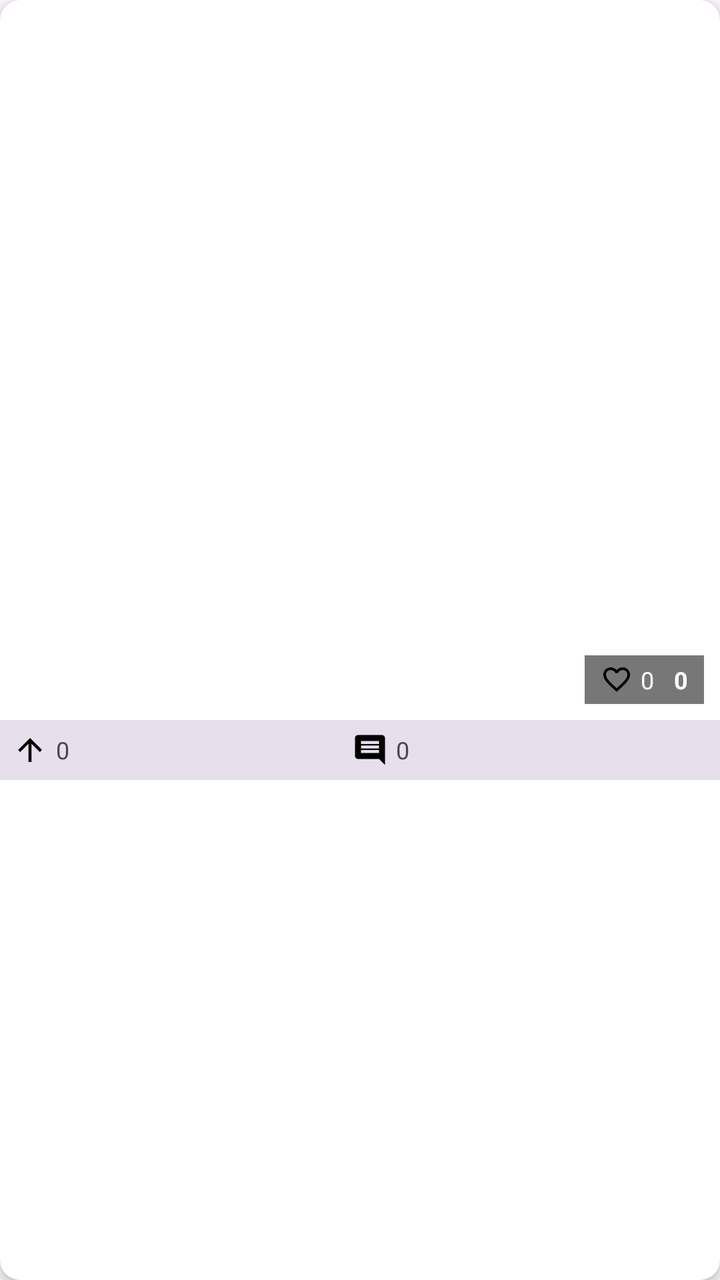
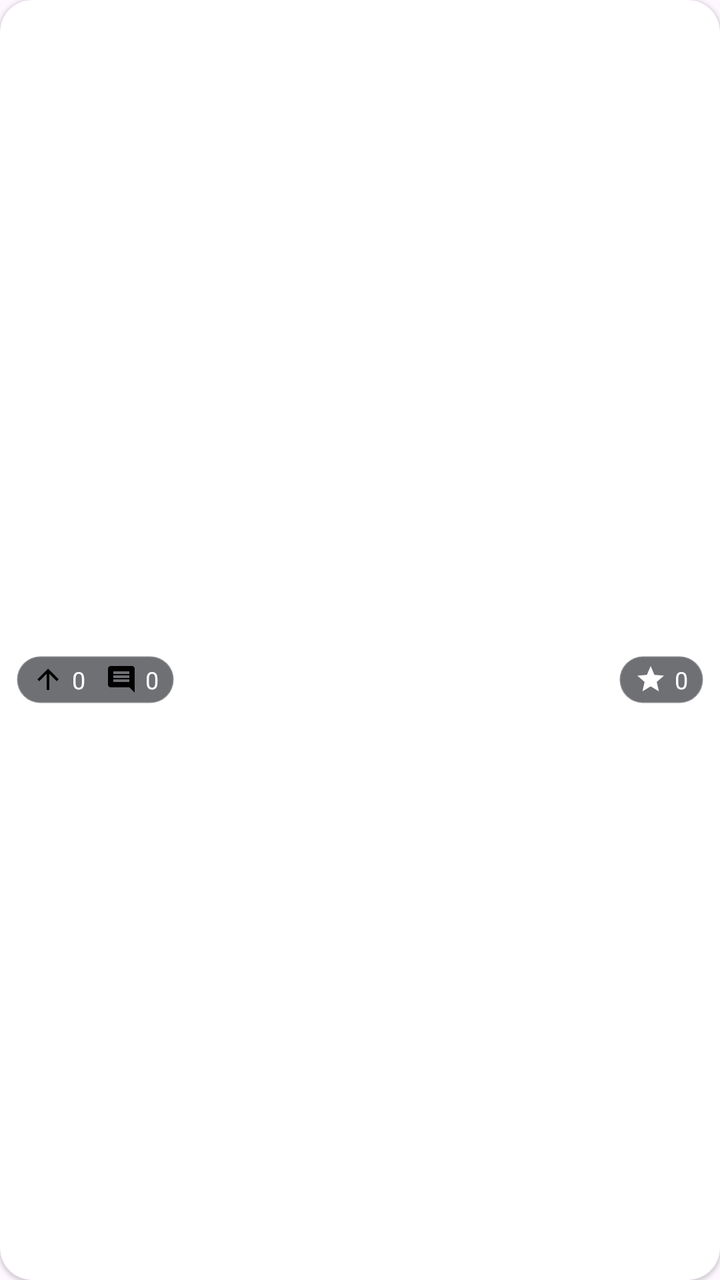

An Android layout rendered at two revisions. The XML below is the earlier revision; the diff shows what the commit changed to produce the second picture.
<!-- AndroidManifest.xml: application theme Theme.DerpiViewer -->
<!-- res/layout/item_image.xml -->
<?xml version="1.0" encoding="utf-8"?>
<androidx.cardview.widget.CardView
    xmlns:android="http://schemas.android.com/apk/res/android"
    xmlns:app="http://schemas.android.com/apk/res-auto"
    android:layout_width="match_parent"
    android:layout_height="wrap_content"
    android:layout_margin="4dp"
    app:cardCornerRadius="10dp"
    app:cardElevation="3dp">

    <androidx.constraintlayout.widget.ConstraintLayout
        android:layout_width="match_parent"
        android:layout_height="wrap_content">

        
        <FrameLayout
            android:id="@+id/thumbnail_container"
            android:layout_width="0dp"
            android:layout_height="0dp"
            app:layout_constraintDimensionRatio="1:1"
            app:layout_constraintTop_toTopOf="parent"
            app:layout_constraintStart_toStartOf="parent"
            app:layout_constraintEnd_toEndOf="parent">

            <ImageView
                android:id="@+id/image_thumbnail"
                android:layout_width="match_parent"
                android:layout_height="match_parent"
                android:scaleType="centerCrop"
                android:contentDescription="缩略图" />

            <TextView
                android:id="@+id/selection_mark"
                android:layout_width="30dp"
                android:layout_height="30dp"
                android:layout_gravity="top|start"
                android:layout_margin="8dp"
                android:gravity="center"
                android:text="✓"
                android:textColor="@android:color/white"
                android:textSize="20sp"
                android:textStyle="bold"
                android:background="@drawable/bg_selection_mark"
                android:visibility="gone" />

            <LinearLayout
                android:layout_width="wrap_content"
                android:layout_height="wrap_content"
                android:layout_gravity="bottom|end"
                android:layout_margin="8dp"
                android:orientation="horizontal"
                android:background="#88000000"
                android:paddingHorizontal="8dp"
                android:paddingVertical="4dp"
                android:gravity="center_vertical">

                <ImageView
                    android:layout_width="16dp"
                    android:layout_height="16dp"
                    android:src="@drawable/ic_favorite"
                    android:contentDescription="收藏" />

                <TextView
                    android:id="@+id/text_faves"
                    android:layout_width="wrap_content"
                    android:layout_height="wrap_content"
                    android:layout_marginStart="4dp"
                    android:textColor="@android:color/white"
                    android:textSize="12sp"
                    android:text="0" />

                <TextView
                    android:id="@+id/text_score"
                    android:layout_width="wrap_content"
                    android:layout_height="wrap_content"
                    android:layout_marginStart="10dp"
                    android:textColor="@android:color/white"
                    android:textSize="12sp"
                    android:textStyle="bold"
                    android:text="0" />
            </LinearLayout>
        </FrameLayout>

        
        <LinearLayout
            android:id="@+id/info_bar"
            android:layout_width="0dp"
            android:layout_height="wrap_content"
            android:orientation="horizontal"
            android:padding="6dp"
            android:gravity="center_vertical"
            android:background="?attr/colorSurfaceVariant"
            app:layout_constraintTop_toBottomOf="@id/thumbnail_container"
            app:layout_constraintStart_toStartOf="parent"
            app:layout_constraintEnd_toEndOf="parent">

            <LinearLayout
                android:layout_width="0dp"
                android:layout_height="wrap_content"
                android:layout_weight="1"
                android:orientation="horizontal"
                android:gravity="center_vertical">

                <ImageView
                    android:layout_width="18dp"
                    android:layout_height="18dp"
                    android:src="@drawable/ic_arrow_up"
                    android:contentDescription="点赞" />

                <TextView
                    android:id="@+id/text_upvotes"
                    android:layout_width="wrap_content"
                    android:layout_height="wrap_content"
                    android:layout_marginStart="4dp"
                    android:text="0"
                    android:textSize="12sp" />
            </LinearLayout>

                <LinearLayout
                android:layout_width="0dp"
                android:layout_height="wrap_content"
                android:layout_weight="1"
                android:orientation="horizontal"
                    android:gravity="center_vertical">

                <ImageView
                    android:layout_width="18dp"
                    android:layout_height="18dp"
                    android:src="@drawable/ic_comment"
                    android:contentDescription="评论" />

                <TextView
                    android:id="@+id/text_comments"
                    android:layout_width="wrap_content"
                    android:layout_height="wrap_content"
                    android:layout_marginStart="4dp"
                    android:text="0"
                    android:textSize="12sp" />
                </LinearLayout>

            <TextView
                android:id="@+id/text_dimensions"
                android:layout_width="wrap_content"
                android:layout_height="wrap_content"
                android:layout_marginStart="8dp"
                android:textSize="11sp"
                android:textColor="@android:color/darker_gray" />
        </LinearLayout>
    </androidx.constraintlayout.widget.ConstraintLayout>
</androidx.cardview.widget.CardView>
<!-- resources referenced by this layout -->
<resources>
  <!-- drawable bg_selection_mark (drawable) -->
  <?xml version="1.0" encoding="utf-8"?>
  <shape xmlns:android="http://schemas.android.com/apk/res/android">
      <solid android:color="#CC3F51B5" />
      <corners android:radius="15dp" />
  </shape>
  <!-- drawable ic_arrow_up (drawable) -->
  <vector xmlns:android="http://schemas.android.com/apk/res/android" android:height="24dp" android:tint="#000000" android:viewportHeight="24" android:viewportWidth="24" android:width="24dp">
        
      <path android:fillColor="@android:color/white" android:pathData="M4,12l1.41,1.41L11,7.83V20h2V7.83l5.58,5.59L20,12l-8,-8 -8,8z"/>
      
  </vector>
  <!-- drawable ic_comment (drawable) -->
  <vector xmlns:android="http://schemas.android.com/apk/res/android" android:autoMirrored="true" android:height="24dp" android:tint="#000000" android:viewportHeight="24" android:viewportWidth="24" android:width="24dp">
        
      <path android:fillColor="@android:color/white" android:pathData="M21.99,4c0,-1.1 -0.89,-2 -1.99,-2L4,2c-1.1,0 -2,0.9 -2,2v12c0,1.1 0.9,2 2,2h14l4,4 -0.01,-18zM18,14L6,14v-2h12v2zM18,11L6,11L6,9h12v2zM18,8L6,8L6,6h12v2z"/>
      
  </vector>
  <!-- drawable ic_favorite (drawable) -->
  <vector xmlns:android="http://schemas.android.com/apk/res/android" android:height="24dp" android:tint="#000000" android:viewportHeight="24" android:viewportWidth="24" android:width="24dp">
        
      <path android:fillColor="@android:color/white" android:pathData="M16.5,3c-1.74,0 -3.41,0.81 -4.5,2.09C10.91,3.81 9.24,3 7.5,3 4.42,3 2,5.42 2,8.5c0,3.78 3.4,6.86 8.55,11.54L12,21.35l1.45,-1.32C18.6,15.36 22,12.28 22,8.5 22,5.42 19.58,3 16.5,3zM12.1,18.55l-0.1,0.1 -0.1,-0.1C7.14,14.24 4,11.39 4,8.5 4,6.5 5.5,5 7.5,5c1.54,0 3.04,0.99 3.57,2.36h1.87C13.46,5.99 14.96,5 16.5,5c2,0 3.5,1.5 3.5,3.5 0,2.89 -3.14,5.74 -7.9,10.05z"/>
      
  </vector>
  <style name="Theme.DerpiViewer" parent="Theme.Material3.DayNight.NoActionBar">
          
          <item name="colorPrimary">@color/colorPrimary</item>
          <item name="colorPrimaryDark">@color/colorPrimaryDark</item>
          <item name="colorAccent">@color/colorAccent</item>
          
          <item name="android:statusBarColor">@color/colorPrimaryDark</item>
      </style>
  <color name="colorPrimary">#3F51B5</color>
  <color name="colorPrimaryDark">#303F9F</color>
  <color name="colorAccent">#FF4081</color>
</resources>

<!-- the commit's change to res/layout/item_image.xml (unified diff, before → after) -->
@@ -5,8 +5,8 @@
     android:layout_width="match_parent"
     android:layout_height="wrap_content"
     android:layout_margin="4dp"
-    app:cardCornerRadius="10dp"
-    app:cardElevation="3dp">
+    app:cardCornerRadius="16dp"
+    app:cardElevation="1dp">
 
     <androidx.constraintlayout.widget.ConstraintLayout
         android:layout_width="match_parent"
@@ -29,6 +29,12 @@
                 android:scaleType="centerCrop"
                 android:contentDescription="缩略图" />
 
+            <FrameLayout
+                android:id="@+id/thumbnail_spoiler_cover"
+                android:layout_width="match_parent"
+                android:layout_height="match_parent"
+                android:visibility="gone" />
+
             <TextView
                 android:id="@+id/selection_mark"
                 android:layout_width="30dp"
@@ -43,13 +49,26 @@
                 android:background="@drawable/bg_selection_mark"
                 android:visibility="gone" />
 
+            <ImageView
+                android:id="@+id/media_type_badge"
+                android:layout_width="32dp"
+                android:layout_height="32dp"
+                android:layout_gravity="top|end"
+                android:layout_margin="8dp"
+                android:padding="4dp"
+                android:background="#88000000"
+                android:scaleType="centerInside"
+                android:contentDescription="媒体类型"
+                android:visibility="gone" />
+
             <LinearLayout
+                android:id="@+id/stats_bar"
                 android:layout_width="wrap_content"
                 android:layout_height="wrap_content"
                 android:layout_gravity="bottom|end"
                 android:layout_margin="8dp"
                 android:orientation="horizontal"
-                android:background="#88000000"
+                android:background="@drawable/bg_image_overlay"
                 android:paddingHorizontal="8dp"
                 android:paddingVertical="4dp"
                 android:gravity="center_vertical">
@@ -57,7 +76,7 @@
                 <ImageView
                     android:layout_width="16dp"
                     android:layout_height="16dp"
-                    android:src="@drawable/ic_favorite"
+                    android:src="@drawable/ic_star"
                     android:contentDescription="收藏" />
 
                 <TextView
@@ -69,41 +88,23 @@
                     android:textSize="12sp"
                     android:text="0" />
 
-                <TextView
-                    android:id="@+id/text_score"
-                    android:layout_width="wrap_content"
-                    android:layout_height="wrap_content"
-                    android:layout_marginStart="10dp"
-                    android:textColor="@android:color/white"
-                    android:textSize="12sp"
-                    android:textStyle="bold"
-                    android:text="0" />
             </LinearLayout>
-        </FrameLayout>
-
-        
-        <LinearLayout
-            android:id="@+id/info_bar"
-            android:layout_width="0dp"
-            android:layout_height="wrap_content"
-            android:orientation="horizontal"
-            android:padding="6dp"
-            android:gravity="center_vertical"
-            android:background="?attr/colorSurfaceVariant"
-            app:layout_constraintTop_toBottomOf="@id/thumbnail_container"
-            app:layout_constraintStart_toStartOf="parent"
-            app:layout_constraintEnd_toEndOf="parent">
 
             <LinearLayout
-                android:layout_width="0dp"
+                android:id="@+id/info_bar"
+                android:layout_width="wrap_content"
                 android:layout_height="wrap_content"
-                android:layout_weight="1"
+                android:layout_gravity="bottom|start"
+                android:layout_margin="8dp"
                 android:orientation="horizontal"
-                android:gravity="center_vertical">
+                android:gravity="center_vertical"
+                android:background="@drawable/bg_image_overlay"
+                android:paddingHorizontal="8dp"
+                android:paddingVertical="4dp">
 
                 <ImageView
-                    android:layout_width="18dp"
-                    android:layout_height="18dp"
+                    android:layout_width="16dp"
+                    android:layout_height="16dp"
                     android:src="@drawable/ic_arrow_up"
                     android:contentDescription="点赞" />
 
@@ -113,19 +114,13 @@
                     android:layout_height="wrap_content"
                     android:layout_marginStart="4dp"
                     android:text="0"
+                    android:textColor="@android:color/white"
                     android:textSize="12sp" />
-            </LinearLayout>
-
-                <LinearLayout
-                android:layout_width="0dp"
-                android:layout_height="wrap_content"
-                android:layout_weight="1"
-                android:orientation="horizontal"
-                    android:gravity="center_vertical">
 
                 <ImageView
-                    android:layout_width="18dp"
-                    android:layout_height="18dp"
+                    android:layout_width="16dp"
+                    android:layout_height="16dp"
+                    android:layout_marginStart="10dp"
                     android:src="@drawable/ic_comment"
                     android:contentDescription="评论" />
 
@@ -135,16 +130,15 @@
                     android:layout_height="wrap_content"
                     android:layout_marginStart="4dp"
                     android:text="0"
+                    android:textColor="@android:color/white"
                     android:textSize="12sp" />
-                </LinearLayout>
+            </LinearLayout>
 
             <TextView
                 android:id="@+id/text_dimensions"
-                android:layout_width="wrap_content"
-                android:layout_height="wrap_content"
-                android:layout_marginStart="8dp"
-                android:textSize="11sp"
-                android:textColor="@android:color/darker_gray" />
-        </LinearLayout>
+                android:layout_width="0dp"
+                android:layout_height="0dp"
+                android:visibility="gone" />
+        </FrameLayout>
     </androidx.constraintlayout.widget.ConstraintLayout>
 </androidx.cardview.widget.CardView>
<!-- resource entries referenced after the edit -->
@@ -1,5 +1,12 @@
 <!-- resources referenced by this layout -->
 <resources>
+  <!-- drawable bg_image_overlay (drawable) -->
+  <?xml version="1.0" encoding="utf-8"?>
+  <shape xmlns:android="http://schemas.android.com/apk/res/android" android:shape="rectangle">
+      <corners android:radius="12dp" />
+      <solid android:color="#990F1218" />
+      <stroke android:width="1dp" android:color="#33FFFFFF" />
+  </shape>
   <!-- drawable bg_selection_mark (drawable) -->
   <?xml version="1.0" encoding="utf-8"?>
   <shape xmlns:android="http://schemas.android.com/apk/res/android">
@@ -18,10 +25,10 @@
       <path android:fillColor="@android:color/white" android:pathData="M21.99,4c0,-1.1 -0.89,-2 -1.99,-2L4,2c-1.1,0 -2,0.9 -2,2v12c0,1.1 0.9,2 2,2h14l4,4 -0.01,-18zM18,14L6,14v-2h12v2zM18,11L6,11L6,9h12v2zM18,8L6,8L6,6h12v2z"/>
       
   </vector>
-  <!-- drawable ic_favorite (drawable) -->
-  <vector xmlns:android="http://schemas.android.com/apk/res/android" android:height="24dp" android:tint="#000000" android:viewportHeight="24" android:viewportWidth="24" android:width="24dp">
+  <!-- drawable ic_star (drawable) -->
+  <vector xmlns:android="http://schemas.android.com/apk/res/android" android:height="24dp" android:tint="#FFFFFF" android:viewportHeight="24" android:viewportWidth="24" android:width="24dp">
         
-      <path android:fillColor="@android:color/white" android:pathData="M16.5,3c-1.74,0 -3.41,0.81 -4.5,2.09C10.91,3.81 9.24,3 7.5,3 4.42,3 2,5.42 2,8.5c0,3.78 3.4,6.86 8.55,11.54L12,21.35l1.45,-1.32C18.6,15.36 22,12.28 22,8.5 22,5.42 19.58,3 16.5,3zM12.1,18.55l-0.1,0.1 -0.1,-0.1C7.14,14.24 4,11.39 4,8.5 4,6.5 5.5,5 7.5,5c1.54,0 3.04,0.99 3.57,2.36h1.87C13.46,5.99 14.96,5 16.5,5c2,0 3.5,1.5 3.5,3.5 0,2.89 -3.14,5.74 -7.9,10.05z"/>
+      <path android:fillColor="@android:color/white" android:pathData="M12,17.27L18.18,21l-1.64,-7.03L22,9.24l-7.19,-0.61L12,2 9.19,8.63 2,9.24l5.46,4.73L5.82,21z"/>
       
   </vector>
   <style name="Theme.DerpiViewer" parent="Theme.Material3.DayNight.NoActionBar">
